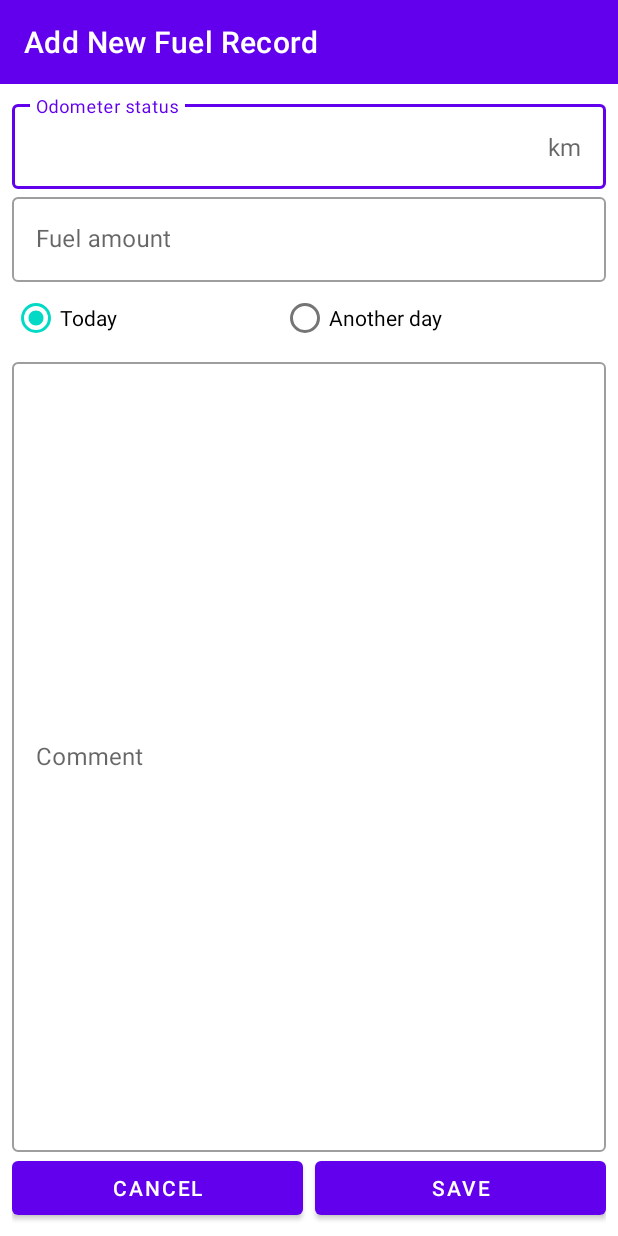
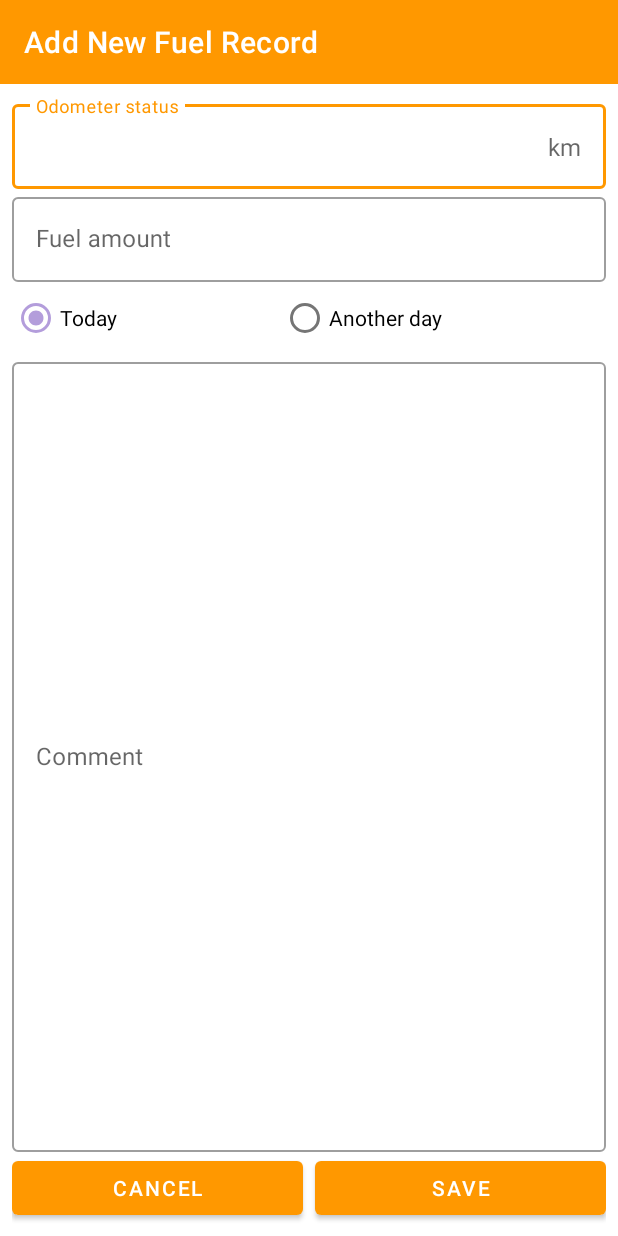
Before and after one commit to honeywhisperer/FuelQInfo, an Android app: the AddActivity screen opened directly, with no data from a screen before it, on a phone screen of 412 x 824 dp. Run offline under Robolectric (Android 15) with nearby library versions, the phone set to English and light mode, and no system bars; our stand-ins replace Dagger/Hilt's generated code.

Commit message:
change color theme

```diff
--- a/app/src/main/java/hr/trailovic/fuelqinfo/view/main/stats/StatsAdapter.kt
+++ b/app/src/main/java/hr/trailovic/fuelqinfo/view/main/stats/StatsAdapter.kt
@@ -67,6 +67,9 @@ class StatsAdapter : RecyclerView.Adapter<StatsAdapter.StatsViewHolder>() {
             }
             statElement.list?.let { list ->
                 itemStatisticsBinding.cubiclinechart.visibility = View.VISIBLE
+
+                itemStatisticsBinding.cubiclinechart.isUseCubic = list.size <= 10
+
                 val lineChart: ValueLineChart = itemStatisticsBinding.cubiclinechart
                 val series = ValueLineSeries()
                 series.color = 0xFF56B7F1.toInt()
--- a/app/src/main/res/layout/item_statistics.xml
+++ b/app/src/main/res/layout/item_statistics.xml
@@ -33,7 +33,7 @@
             app:egCurveSmoothness="0.4"
             app:egShowStandardValue="false"
             app:egShowValueIndicator="false"
-            app:egUseCubic="true"
+            app:egUseCubic="false"
             app:egXAxisStroke="0dp" />
 
     </LinearLayout>
--- a/app/src/main/res/values-night/themes.xml
+++ b/app/src/main/res/values-night/themes.xml
@@ -2,15 +2,50 @@
     <!-- Base application theme. -->
     <style name="Theme.FuelQInfo" parent="Theme.MaterialComponents.DayNight.NoActionBar">
         <!-- Primary brand color. -->
-        <item name="colorPrimary">@color/purple_200</item>
-        <item name="colorPrimaryVariant">@color/purple_700</item>
+        <item name="colorPrimary">@color/orange_200</item>
+        <item name="colorPrimaryVariant">@color/orange_700</item>
         <item name="colorOnPrimary">@color/black</item>
         <!-- Secondary brand color. -->
-        <item name="colorSecondary">@color/teal_200</item>
-        <item name="colorSecondaryVariant">@color/teal_200</item>
+        <item name="colorSecondary">@color/deep_purple_200</item>
+        <item name="colorSecondaryVariant">@color/deep_purple_200</item>
         <item name="colorOnSecondary">@color/black</item>
         <!-- Status bar color. -->
         <item name="android:statusBarColor" tools:targetApi="l">?attr/colorPrimaryVariant</item>
         <!-- Customize your theme here. -->
     </style>
 </resources>
+
+<!--<resources xmlns:tools="http://schemas.android.com/tools">-->
+<!--&lt;!&ndash; Base application theme. &ndash;&gt;-->
+<!--<style name="Theme.FuelQInfo" parent="Theme.MaterialComponents.DayNight.NoActionBar">-->
+<!--    &lt;!&ndash; Primary brand color. &ndash;&gt;-->
+<!--    <item name="colorPrimary">@color/deep_purple_200</item>-->
+<!--    <item name="colorPrimaryVariant">@color/deep_purple_700</item>-->
+<!--    <item name="colorOnPrimary">@color/black</item>-->
+<!--    &lt;!&ndash; Secondary brand color. &ndash;&gt;-->
+<!--    <item name="colorSecondary">@color/orange_200</item>-->
+<!--    <item name="colorSecondaryVariant">@color/orange_200</item>-->
+<!--    <item name="colorOnSecondary">@color/black</item>-->
+<!--    &lt;!&ndash; Status bar color. &ndash;&gt;-->
+<!--    <item name="android:statusBarColor" tools:targetApi="l">?attr/colorPrimaryVariant</item>-->
+<!--    &lt;!&ndash; Customize your theme here. &ndash;&gt;-->
+<!--</style>-->
+<!--</resources>-->
+
+
+<!--<resources xmlns:tools="http://schemas.android.com/tools">-->
+<!--&lt;!&ndash; Base application theme. &ndash;&gt;-->
+<!--<style name="Theme.FuelQInfo" parent="Theme.MaterialComponents.DayNight.NoActionBar">-->
+<!--    &lt;!&ndash; Primary brand color. &ndash;&gt;-->
+<!--    <item name="colorPrimary">@color/purple_200</item>-->
+<!--    <item name="colorPrimaryVariant">@color/purple_700</item>-->
+<!--    <item name="colorOnPrimary">@color/black</item>-->
+<!--    &lt;!&ndash; Secondary brand color. &ndash;&gt;-->
+<!--    <item name="colorSecondary">@color/teal_200</item>-->
+<!--    <item name="colorSecondaryVariant">@color/teal_200</item>-->
+<!--    <item name="colorOnSecondary">@color/black</item>-->
+<!--    &lt;!&ndash; Status bar color. &ndash;&gt;-->
+<!--    <item name="android:statusBarColor" tools:targetApi="l">?attr/colorPrimaryVariant</item>-->
+<!--    &lt;!&ndash; Customize your theme here. &ndash;&gt;-->
+<!--</style>-->
+<!--</resources>-->
--- a/app/src/main/res/values/colors.xml
+++ b/app/src/main/res/values/colors.xml
@@ -7,4 +7,12 @@
     <color name="teal_700">#FF018786</color>
     <color name="black">#FF000000</color>
     <color name="white">#FFFFFFFF</color>
+<!--   -->
+    <color name="deep_purple_200">#b39ddb</color>
+    <color name="deep_purple_500">#673ab7</color>
+    <color name="deep_purple_700">#512da8</color>
+
+    <color name="orange_200">#ffcc80</color>
+    <color name="orange_500">#ff9800</color>
+    <color name="orange_700">#f57c00</color>
 </resources>
--- a/app/src/main/res/values/themes.xml
+++ b/app/src/main/res/values/themes.xml
@@ -2,15 +2,49 @@
     <!-- Base application theme. -->
     <style name="Theme.FuelQInfo" parent="Theme.MaterialComponents.DayNight.NoActionBar">
         <!-- Primary brand color. -->
-        <item name="colorPrimary">@color/purple_500</item>
-        <item name="colorPrimaryVariant">@color/purple_700</item>
+        <item name="colorPrimary">@color/orange_500</item>
+        <item name="colorPrimaryVariant">@color/orange_700</item>
         <item name="colorOnPrimary">@color/white</item>
         <!-- Secondary brand color. -->
-        <item name="colorSecondary">@color/teal_200</item>
-        <item name="colorSecondaryVariant">@color/teal_700</item>
+        <item name="colorSecondary">@color/deep_purple_200</item>
+        <item name="colorSecondaryVariant">@color/deep_purple_700</item>
         <item name="colorOnSecondary">@color/black</item>
         <!-- Status bar color. -->
         <item name="android:statusBarColor" tools:targetApi="l">?attr/colorPrimaryVariant</item>
         <!-- Customize your theme here. -->
     </style>
 </resources>
+
+<!--<resources xmlns:tools="http://schemas.android.com/tools">-->
+<!--&lt;!&ndash; Base application theme. &ndash;&gt;-->
+<!--<style name="Theme.FuelQInfo" parent="Theme.MaterialComponents.DayNight.NoActionBar">-->
+<!--    &lt;!&ndash; Primary brand color. &ndash;&gt;-->
+<!--    <item name="colorPrimary">@color/deep_purple_500</item>-->
+<!--    <item name="colorPrimaryVariant">@color/deep_purple_700</item>-->
+<!--    <item name="colorOnPrimary">@color/white</item>-->
+<!--    &lt;!&ndash; Secondary brand color. &ndash;&gt;-->
+<!--    <item name="colorSecondary">@color/orange_200</item>-->
+<!--    <item name="colorSecondaryVariant">@color/orange_700</item>-->
+<!--    <item name="colorOnSecondary">@color/black</item>-->
+<!--    &lt;!&ndash; Status bar color. &ndash;&gt;-->
+<!--    <item name="android:statusBarColor" tools:targetApi="l">?attr/colorPrimaryVariant</item>-->
+<!--    &lt;!&ndash; Customize your theme here. &ndash;&gt;-->
+<!--</style>-->
+<!--</resources>-->
+
+<!--<resources xmlns:tools="http://schemas.android.com/tools">-->
+<!--&lt;!&ndash; Base application theme. &ndash;&gt;-->
+<!--<style name="Theme.FuelQInfo" parent="Theme.MaterialComponents.DayNight.NoActionBar">-->
+<!--    &lt;!&ndash; Primary brand color. &ndash;&gt;-->
+<!--    <item name="colorPrimary">@color/purple_500</item>-->
+<!--    <item name="colorPrimaryVariant">@color/purple_700</item>-->
+<!--    <item name="colorOnPrimary">@color/white</item>-->
+<!--    &lt;!&ndash; Secondary brand color. &ndash;&gt;-->
+<!--    <item name="colorSecondary">@color/teal_200</item>-->
+<!--    <item name="colorSecondaryVariant">@color/teal_700</item>-->
+<!--    <item name="colorOnSecondary">@color/black</item>-->
+<!--    &lt;!&ndash; Status bar color. &ndash;&gt;-->
+<!--    <item name="android:statusBarColor" tools:targetApi="l">?attr/colorPrimaryVariant</item>-->
+<!--    &lt;!&ndash; Customize your theme here. &ndash;&gt;-->
+<!--</style>-->
+<!--</resources>-->
```
